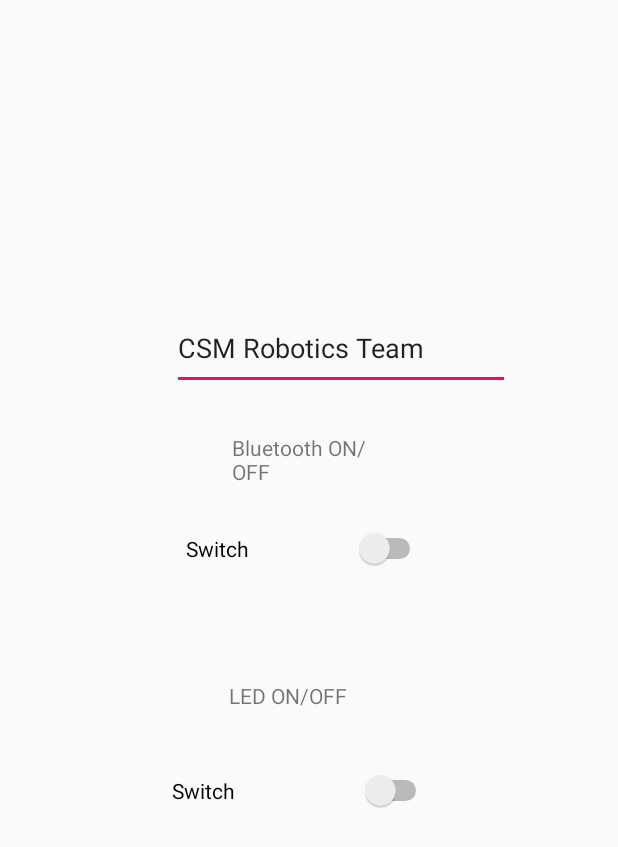
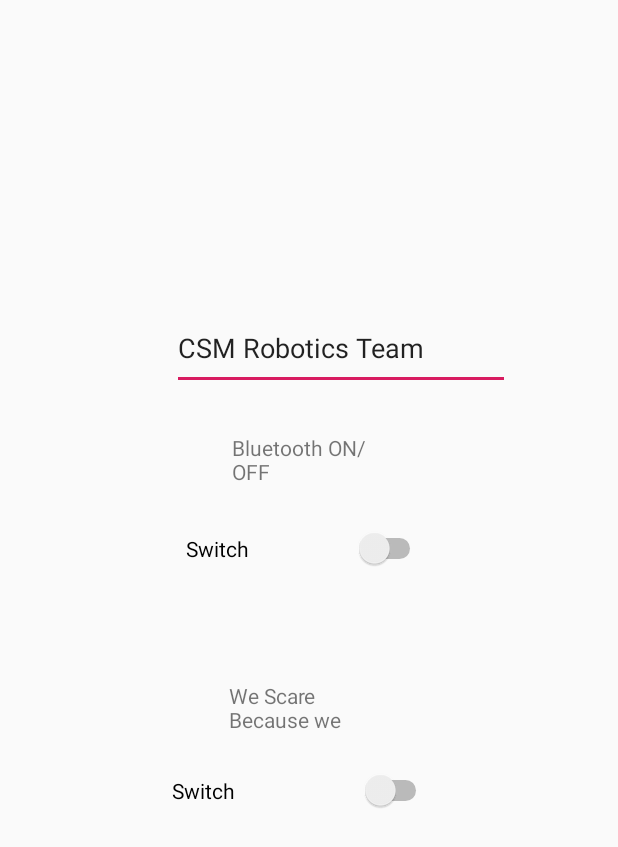
Before and after one commit to RHerrera83/GUI, an Android app: the layout content_main.xml on its own in the app's theme, with its tools: preview values and no code run, on a phone screen of 412 x 824 dp. Shown: the top 847 px of the screen. Run offline under Robolectric (Android 15) with nearby library versions, the phone set to English and light mode, and no system bars.

Commit message:
Update content_main.xml

```diff
--- a/app/src/main/res/layout/content_main.xml
+++ b/app/src/main/res/layout/content_main.xml
@@ -49,7 +49,7 @@
         android:layout_height="32dp"
         android:layout_marginEnd="153dp"
         android:layout_marginRight="153dp"
-        android:text="LED ON/OFF"
+        android:text="We Scare Because we Care ON/OFF"
         app:layout_constraintBottom_toTopOf="@+id/switch4"
         app:layout_constraintEnd_toEndOf="parent" />
 
```
